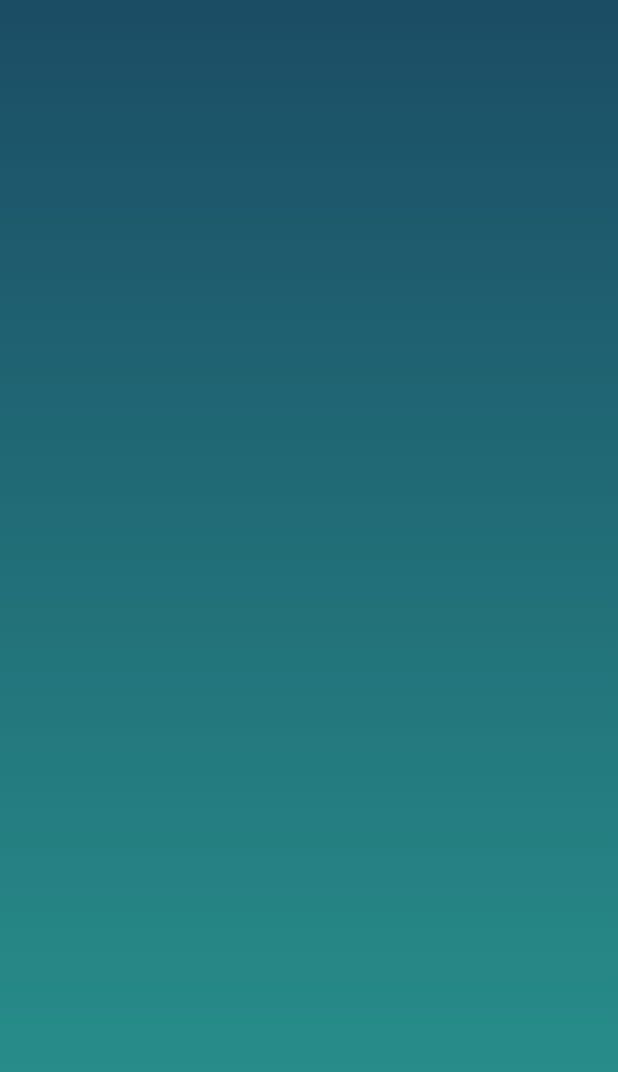
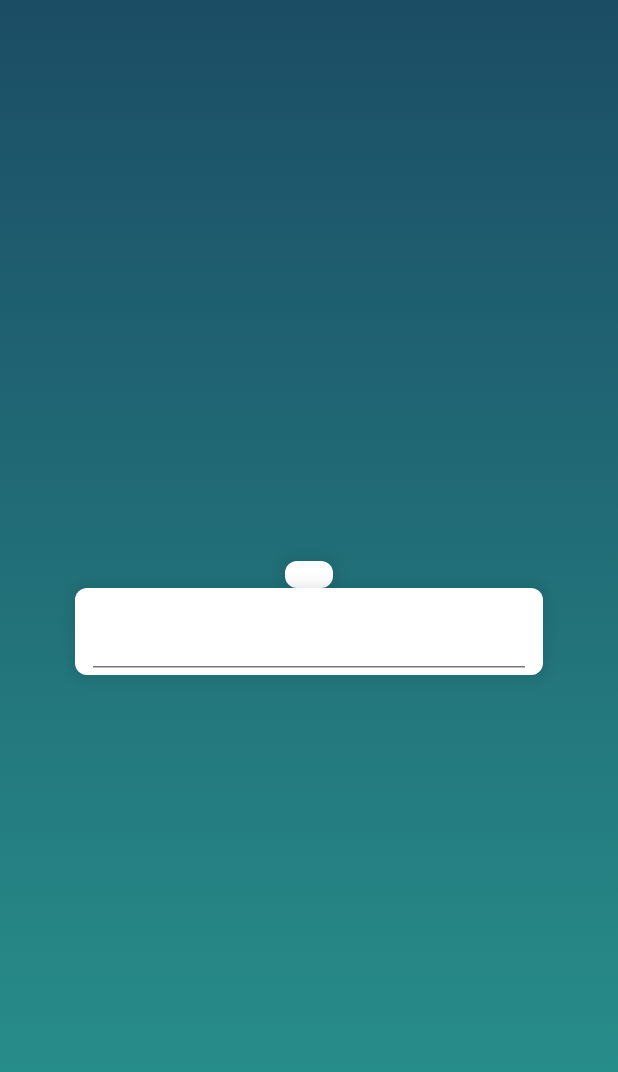
Before and after one commit to Galessoester/Teste-Desenvolvedor-Flutter, a Flutter app: the InfoPage screen opened directly, on a phone screen of 412 x 824 dp. Shown: the top 1072 px of the screen. Run offline on Flutter 3.47's test engine with Material 3 defaults, Android fonts, the phone set to English and light mode, and no system bars.

Commit message:
white card

```diff
--- a/lib/pages/info_page.dart
+++ b/lib/pages/info_page.dart
@@ -1,4 +1,5 @@
 import 'package:flutter/material.dart';
+import 'package:teste_desenvolvedor_flutter/utils/white_card.dart';
 
 class InfoPage extends StatefulWidget {
   const InfoPage({super.key});
@@ -8,6 +9,7 @@ class InfoPage extends StatefulWidget {
 }
 
 class _InfoPageState extends State<InfoPage> {
+
   @override
   Widget build(BuildContext context) {
     return Scaffold(
@@ -24,7 +26,31 @@ class _InfoPageState extends State<InfoPage> {
             end: Alignment.bottomCenter,
           ),
         ),
+        child: Column(
+          mainAxisAlignment: MainAxisAlignment.center,
+          children: [
+            Padding(
+              padding: const EdgeInsets.symmetric(horizontal: 50, vertical: 10),
+              child: Column(
+                children: [
+                  WhiteCard(child: _buildCard()),
+                  WhiteCard(child: _buildTexto())
+                ],
+              ),
+            ),
+          ],
+        ),
       ),
     );
   }
+
+  Card _buildCard() {
+    return Card(
+        //child: ListView(),
+        );
+  }
+
+  TextFormField _buildTexto() {
+    return TextFormField();
+  }
 }
--- a/lib/utils/password_validator.dart
+++ /dev/null
@@ -1,6 +0,0 @@
-class PasswordValidator {
-  static bool isPasswordValid(String password) {
-    RegExp regex = RegExp(r'^[a-zA-Z0-9]+$');
-    return regex.hasMatch(password);
-  }
-}
--- /dev/null
+++ b/lib/utils/white_card.dart
@@ -0,0 +1,27 @@
+import 'package:flutter/material.dart';
+
+class WhiteCard extends StatelessWidget {
+  final Widget? child;
+  // final IconData icon;
+
+  const WhiteCard({super.key, required this.child});
+
+  @override
+  Widget build(BuildContext context) {
+    return Container(
+      padding: const EdgeInsets.symmetric(horizontal: 12, vertical: 5),
+      decoration: BoxDecoration(
+        borderRadius: BorderRadius.circular(8),
+        color: Colors.white,
+        boxShadow: [
+          BoxShadow(
+            color: Colors.black.withOpacity(.1),
+            spreadRadius: 2,
+            blurRadius: 7,
+          ),
+        ],
+      ),
+      child: child,
+    );
+  }
+}
```
Also changed, not shown: lib/pages/login_page.dart (+3 -29 lines).
